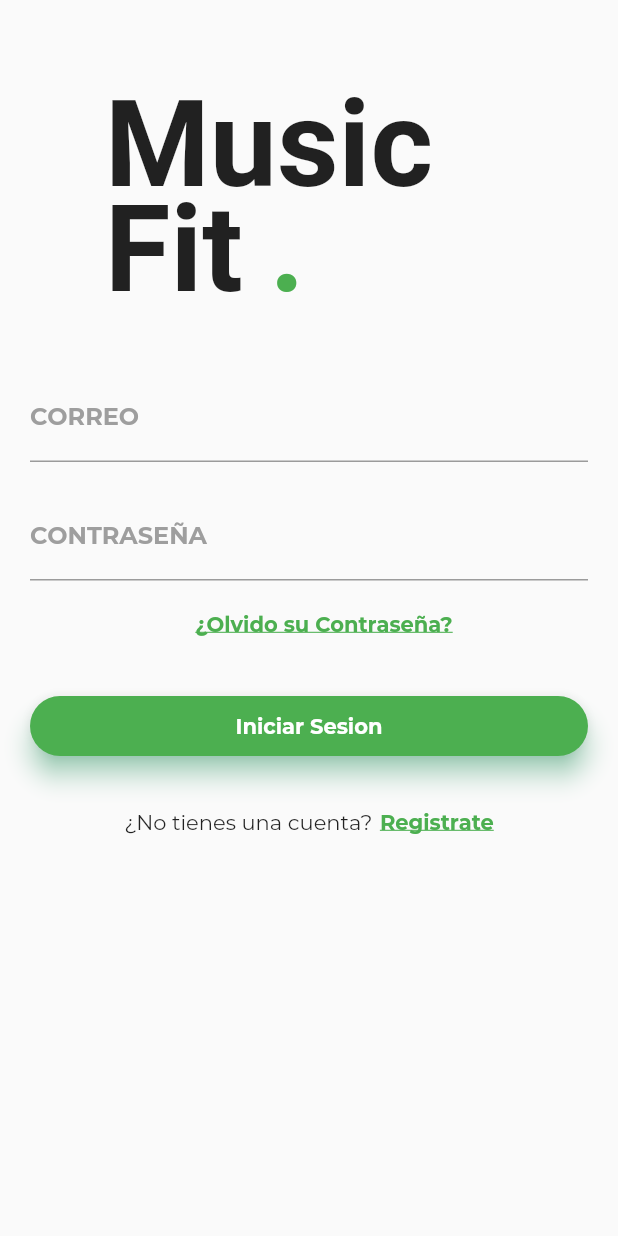
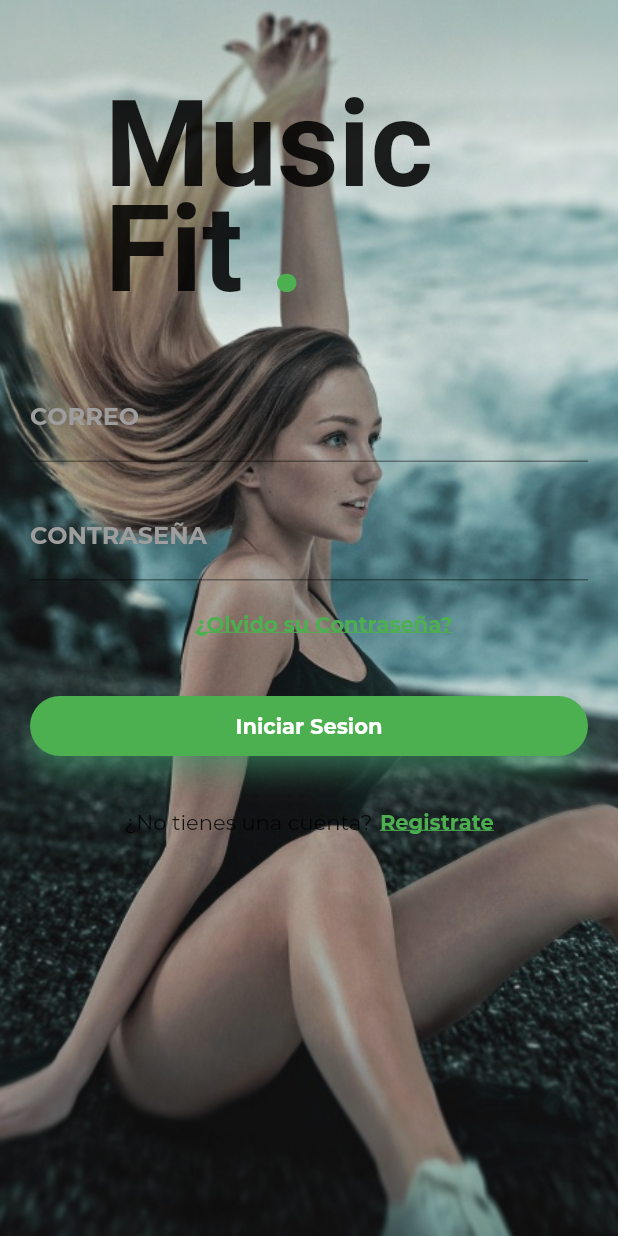
Before and after one commit to DeysonDiaz/IHC_Grupo-10, a Flutter app: the screen it shows after launch, on a phone screen of 412 x 824 dp. Run offline on Flutter 3.47's test engine with Material 2 defaults, Android fonts, the phone set to English and light mode, and no system bars; our stand-ins replace firebase_database; accounts and stored records are empty; project files that could hold a hidden picture were left out.

Commit message:
"imagen pagina home"

```diff
--- a/music_fit/lib/main.dart
+++ b/music_fit/lib/main.dart
@@ -34,11 +34,11 @@ class _MyHomePageState extends State<MyHomePage> {
       resizeToAvoidBottomPadding: false,
       body: Form(
           child: Container(
-              /*decoration: new BoxDecoration(
+              decoration: new BoxDecoration(
                 image: new DecorationImage(
                     image: new AssetImage("assets/images/3.jpg"),
                     fit: BoxFit.cover),
-              ),*/
+              ),
               child: Column(
         crossAxisAlignment: CrossAxisAlignment.start,
         children: <Widget>[
```
